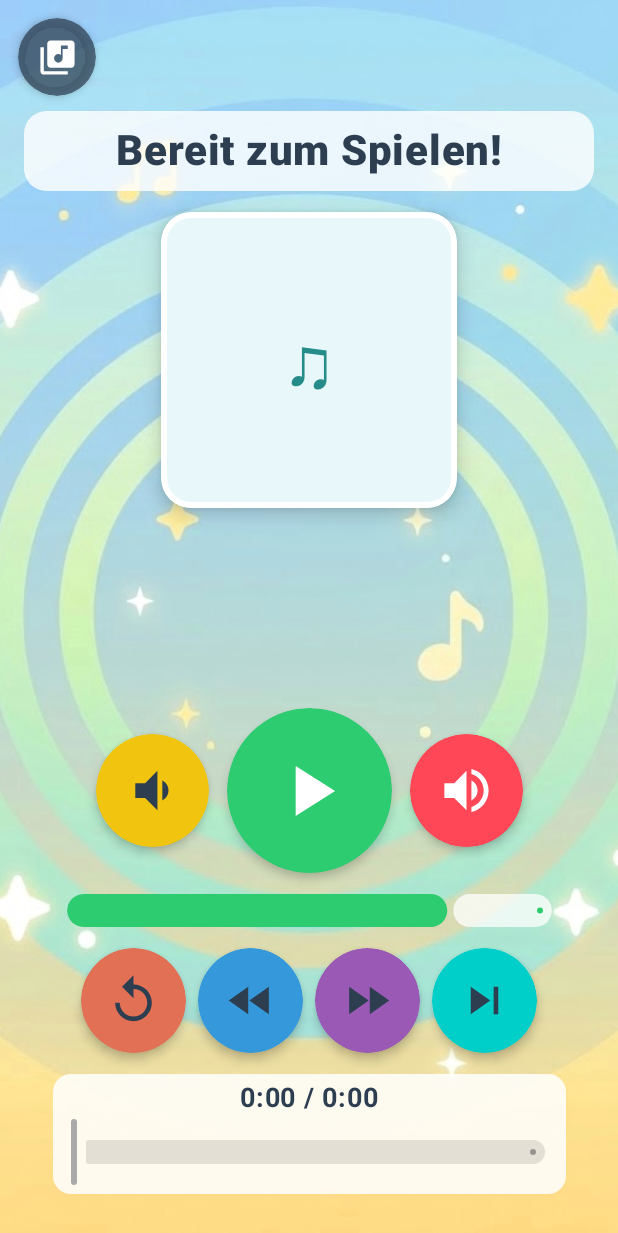
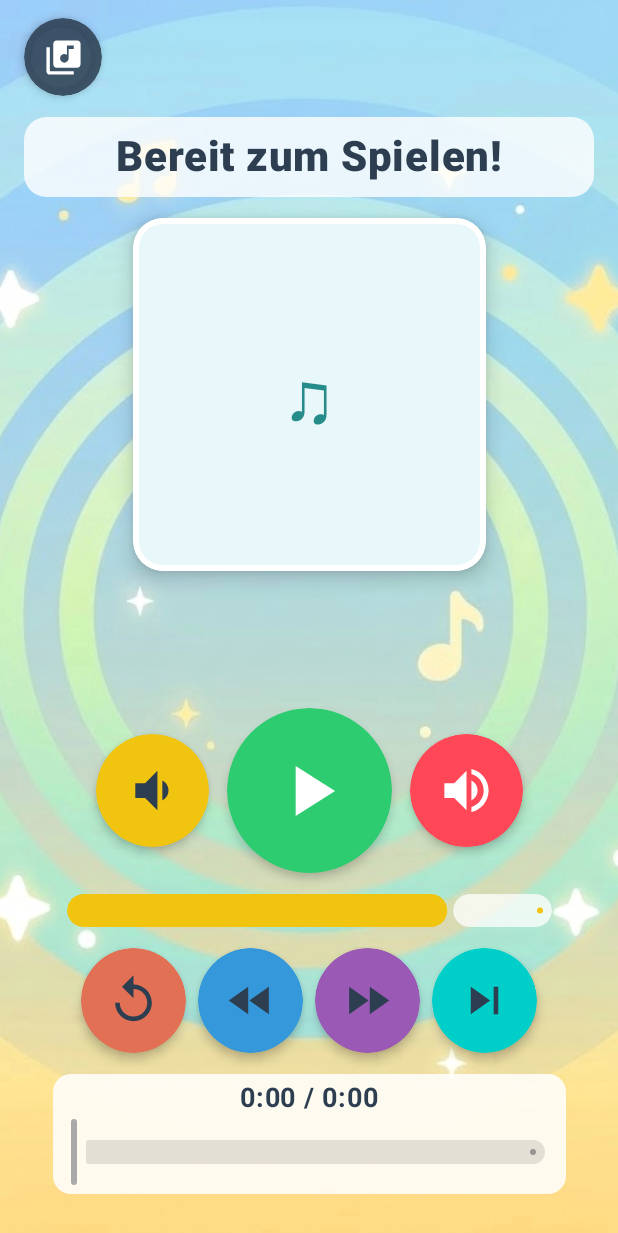
Before and after one commit to basecore/Klangkiste-2.0, an Android app built with Jetpack Compose: the screen it shows after launch (MainActivity), after a tap on "Zum Kindermodus", on a phone screen of 412 x 824 dp. Shown: the top 1233 px of the screen. Run offline under Robolectric (Android 15) with nearby library versions, the phone set to English and light mode, and no system bars; our stand-ins replace Room's generated code; 4 statements that could not run were skipped.

Commit message:
Move sleep timer to player header and improve cover and volume display

```diff
--- a/app/src/main/java/de/basecore/klangkiste2/ui/PlayerScreen.kt
+++ b/app/src/main/java/de/basecore/klangkiste2/ui/PlayerScreen.kt
@@ -27,6 +27,8 @@ import androidx.compose.ui.graphics.vector.ImageVector
 import androidx.compose.ui.layout.ContentScale
 import androidx.compose.ui.platform.LocalContext
 import androidx.compose.ui.res.painterResource
+import androidx.compose.ui.semantics.contentDescription
+import androidx.compose.ui.semantics.semantics
 import androidx.compose.ui.text.font.FontWeight
 import androidx.compose.ui.text.style.TextAlign
 import androidx.compose.ui.text.style.TextOverflow
@@ -54,6 +56,12 @@ fun PlayerScreen(vm: KlangKisteViewModel, active: TrackWithAudio?, settings: App
     val title = active?.track?.title ?: "Bereit zum Spielen!"
     val bg = remember(settings.backgroundColor) { runCatching { Color(AndroidColor.parseColor(settings.backgroundColor)) }.getOrDefault(Navy) }
     val coverShape = RoundedCornerShape(20.dp)
+    val volumeLevel = volume.coerceIn(0f, 1f)
+    val volumeColor = when {
+        volumeLevel >= .849f -> Color(0xFFFF4757)
+        volumeLevel >= .549f -> Color(0xFFF1C40F)
+        else -> Green
+    }
     Box(Modifier.fillMaxSize().background(if (childMode && settings.backgroundMode == "color") bg else Navy)) {
         if (childMode && settings.backgroundMode != "color") {
             val uri = settings.backgroundUri
@@ -61,13 +69,23 @@ fun PlayerScreen(vm: KlangKisteViewModel, active: TrackWithAudio?, settings: App
             else Image(painterResource(R.drawable.kids_background), null, Modifier.fillMaxSize(), contentScale = ContentScale.Crop)
         }
         BoxWithConstraints(Modifier.fillMaxSize().then(if (childMode) Modifier.windowInsetsPadding(WindowInsets.displayCutout) else Modifier)) {
+            val availableWidth = (maxWidth - 32.dp).coerceAtLeast(0.dp)
+            val coverSize = if (childMode) minOf(310.dp, availableWidth * .62f, maxHeight * .46f)
+                else minOf(280.dp, availableWidth * .52f, maxHeight * .42f)
             val minContentHeight = if (childMode) maxHeight else 0.dp
-            val coverSize = minOf(280.dp, (maxWidth - 32.dp).coerceAtLeast(0.dp) * .52f, maxHeight * .42f)
             Column(Modifier.fillMaxWidth().verticalScroll(rememberScrollState()).heightIn(min = minContentHeight)
-                .padding(start = 16.dp, end = 16.dp, top = 16.dp, bottom = if (childMode) 28.dp else 16.dp),
+                .padding(start = 16.dp, end = 16.dp, top = 12.dp, bottom = if (childMode) 28.dp else 16.dp),
                 horizontalAlignment = Alignment.CenterHorizontally, verticalArrangement = Arrangement.SpaceBetween) {
                 Column(horizontalAlignment = Alignment.CenterHorizontally, verticalArrangement = Arrangement.spacedBy(14.dp)) {
-                    if (childMode) Spacer(Modifier.height(44.dp))
+                    if (childMode || sleepSeconds > 0) {
+                        Row(Modifier.fillMaxWidth().heightIn(min = 52.dp), verticalAlignment = Alignment.CenterVertically) {
+                            if (childMode && settings.libraryEnabled) {
+                                RoundControl(Icons.Default.LibraryMusic, "Bibliothek", 52.dp, Navy.copy(alpha = .85f), Color.White, onOpenLibrary)
+                            }
+                            Spacer(Modifier.weight(1f))
+                            if (sleepSeconds > 0) SleepTimerBadge(sleepSeconds)
+                        }
+                    }
                     Text(title, Modifier.fillMaxWidth().background(Color.White.copy(alpha = .8f), RoundedCornerShape(15.dp)).padding(10.dp),
                         color = Navy, fontWeight = FontWeight.ExtraBold, fontSize = if (childMode) 28.sp else 22.sp,
                         textAlign = TextAlign.Center, maxLines = 3, overflow = TextOverflow.Ellipsis)
@@ -77,8 +95,6 @@ fun PlayerScreen(vm: KlangKisteViewModel, active: TrackWithAudio?, settings: App
                     }
                     Box(Modifier.size(coverSize).shadow(8.dp, coverShape).clip(coverShape).background(Gray).border(4.dp, Color.White, coverShape)) {
                         CoverArt(active?.track?.coverUri, Modifier.fillMaxSize(), title)
-                        if (sleepSeconds > 0) Text("Timer ${sleepSeconds / 60}:${(sleepSeconds % 60).toString().padStart(2, '0')}",
-                            Modifier.align(Alignment.TopEnd).padding(8.dp).background(Color.White, RoundedCornerShape(12.dp)).padding(horizontal = 8.dp, vertical = 4.dp), color = Navy)
                     }
                 }
                 Column(Modifier.fillMaxWidth().padding(top = 14.dp), horizontalAlignment = Alignment.CenterHorizontally, verticalArrangement = Arrangement.spacedBy(14.dp)) {
@@ -92,7 +108,8 @@ fun PlayerScreen(vm: KlangKisteViewModel, active: TrackWithAudio?, settings: App
                             RoundControl(Icons.Default.VolumeUp, "Lauter", sideSize, if (colorful) Color(0xFFFF4757) else Gray, if (colorful) Color.White else Navy) { vm.adjustVolume(.1f) }
                         }
                     }
-                    LinearProgressIndicator(progress = { volume.coerceIn(0f, 1f) }, modifier = Modifier.fillMaxWidth(.85f).height(22.dp).clip(CircleShape), color = Green, trackColor = Color.White.copy(alpha = .75f))
+                    LinearProgressIndicator(progress = { volumeLevel }, modifier = Modifier.fillMaxWidth(.85f).height(22.dp).clip(CircleShape)
+                        .semantics { contentDescription = "Lautstärke" }, color = volumeColor, trackColor = Color.White.copy(alpha = .75f))
                     BoxWithConstraints(Modifier.fillMaxWidth(), contentAlignment = Alignment.Center) {
                         val size = minOf((maxWidth * .2f).coerceIn(44.dp, 70.dp), (maxWidth - 24.dp).coerceAtLeast(0.dp) / 4)
                         Row(horizontalArrangement = Arrangement.spacedBy(8.dp)) {
@@ -114,10 +131,17 @@ fun PlayerScreen(vm: KlangKisteViewModel, active: TrackWithAudio?, settings: App
                 }
             }
         }
-        if (childMode && settings.libraryEnabled) {
-            Box(Modifier.align(Alignment.TopStart).windowInsetsPadding(WindowInsets.displayCutout).padding(12.dp)) {
-                RoundControl(Icons.Default.LibraryMusic, "Bibliothek", 52.dp, Navy.copy(alpha = .72f), Color.White, onOpenLibrary)
-            }
+    }
+}
+
+@Composable
+private fun SleepTimerBadge(seconds: Int) {
+    Row(Modifier.background(Navy.copy(alpha = .92f), RoundedCornerShape(18.dp)).padding(horizontal = 14.dp, vertical = 6.dp),
+        verticalAlignment = Alignment.CenterVertically, horizontalArrangement = Arrangement.spacedBy(9.dp)) {
+        Icon(Icons.Default.Bedtime, contentDescription = null, tint = Color(0xFFF1C40F), modifier = Modifier.size(24.dp))
+        Column {
+            Text("Schlaf-Timer", color = Gray, fontSize = 11.sp)
+            Text(formatTime(seconds * 1000L), color = Color.White, fontSize = 26.sp, fontWeight = FontWeight.ExtraBold)
         }
     }
 }
```
